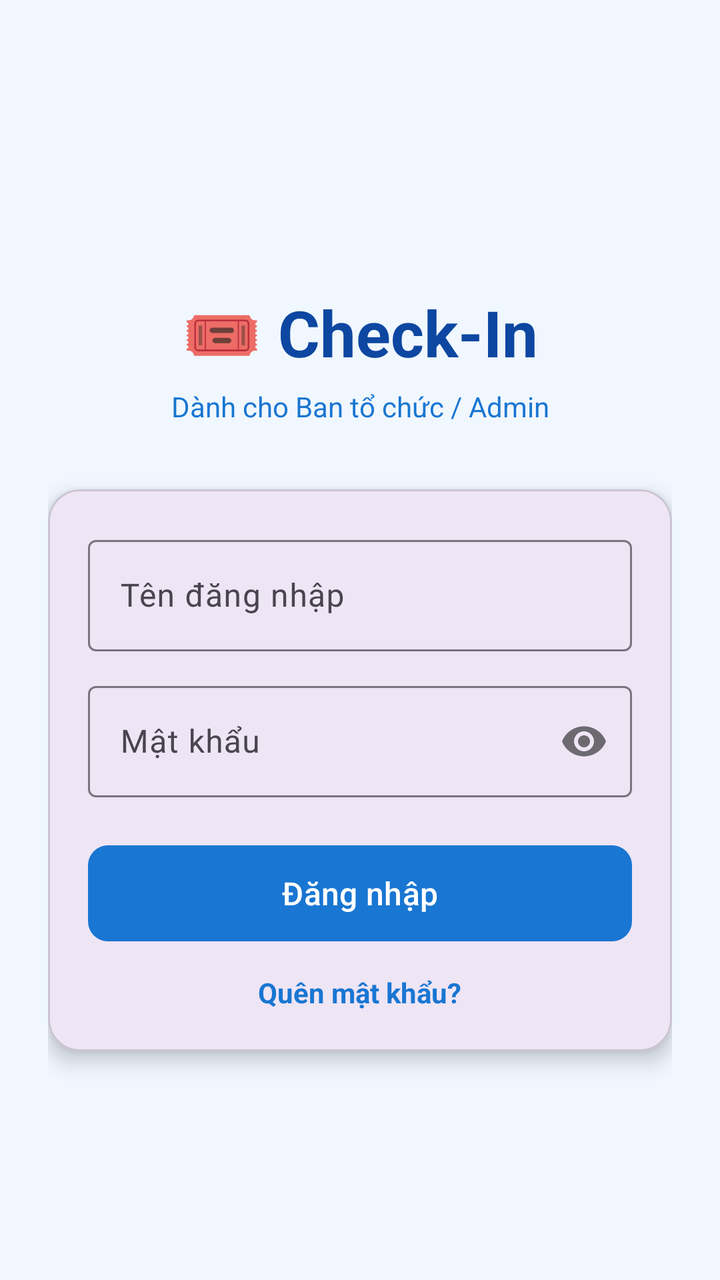
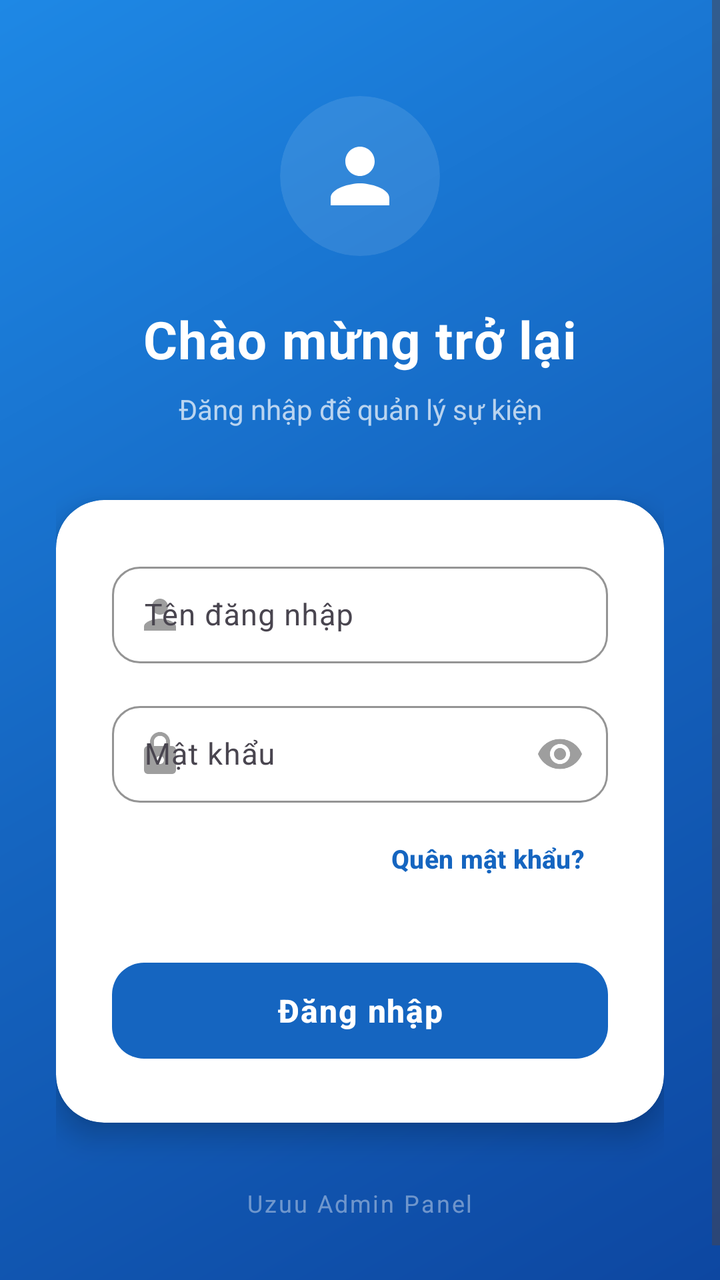

The first picture is an Android layout as it rendered before a commit; the second is the same layout after the commit. The layout source and the unified diff follow.
<!-- AndroidManifest.xml: application theme Theme.Manager -->
<!-- res/layout/fragment_login.xml -->
<?xml version="1.0" encoding="utf-8"?>
<androidx.constraintlayout.widget.ConstraintLayout
    xmlns:android="http://schemas.android.com/apk/res/android"
    xmlns:app="http://schemas.android.com/apk/res-auto"
    android:layout_width="match_parent"
    android:layout_height="match_parent"
    android:background="#F0F7FF"
    android:padding="24dp">

    <TextView
        android:id="@+id/txt_title"
        android:layout_width="wrap_content"
        android:layout_height="wrap_content"
        android:text="🎟 Check-In"
        android:textSize="32sp"
        android:textStyle="bold"
        android:textColor="#0D47A1"
        app:layout_constraintEnd_toEndOf="parent"
        app:layout_constraintStart_toStartOf="parent"
        app:layout_constraintTop_toTopOf="parent"
        app:layout_constraintVertical_bias="0.22"
        app:layout_constraintBottom_toBottomOf="parent"/>

    <TextView
        android:id="@+id/txt_subtitle"
        android:layout_width="wrap_content"
        android:layout_height="wrap_content"
        android:text="Dành cho Ban tổ chức / Admin"
        android:textSize="14sp"
        android:textColor="#1976D2"
        app:layout_constraintEnd_toEndOf="parent"
        app:layout_constraintStart_toStartOf="parent"
        app:layout_constraintTop_toBottomOf="@+id/txt_title"
        android:layout_marginTop="6dp"/>

    <com.google.android.material.card.MaterialCardView
        android:id="@+id/card_form"
        android:layout_width="match_parent"
        android:layout_height="wrap_content"
        android:layout_marginTop="32dp"
        app:cardCornerRadius="16dp"
        app:cardElevation="6dp"
        app:contentPadding="20dp"
        app:layout_constraintTop_toBottomOf="@+id/txt_subtitle"
        app:layout_constraintStart_toStartOf="parent"
        app:layout_constraintEnd_toEndOf="parent">

        <LinearLayout
            android:layout_width="match_parent"
            android:layout_height="wrap_content"
            android:orientation="vertical">

            <com.google.android.material.textfield.TextInputLayout
                android:id="@+id/layout_username"
                style="@style/Widget.Material3.TextInputLayout.OutlinedBox"
                android:layout_width="match_parent"
                android:layout_height="wrap_content"
                android:hint="Tên đăng nhập">

                <com.google.android.material.textfield.TextInputEditText
                    android:id="@+id/edt_username"
                    android:layout_width="match_parent"
                    android:layout_height="wrap_content"
                    android:inputType="text"
                    android:imeOptions="actionNext"/>
            </com.google.android.material.textfield.TextInputLayout>

            <com.google.android.material.textfield.TextInputLayout
                android:id="@+id/layout_password"
                style="@style/Widget.Material3.TextInputLayout.OutlinedBox"
                android:layout_width="match_parent"
                android:layout_height="wrap_content"
                android:layout_marginTop="12dp"
                android:hint="Mật khẩu"
                app:passwordToggleEnabled="true">

                <com.google.android.material.textfield.TextInputEditText
                    android:id="@+id/edt_password"
                    android:layout_width="match_parent"
                    android:layout_height="wrap_content"
                    android:imeOptions="actionDone"
                    android:inputType="textPassword" />
            </com.google.android.material.textfield.TextInputLayout>

            <FrameLayout
                android:layout_width="match_parent"
                android:layout_height="56dp"
                android:layout_marginTop="20dp">

                <com.google.android.material.button.MaterialButton
                    android:id="@+id/btn_login"
                    android:layout_width="match_parent"
                    android:layout_height="match_parent"
                    android:text="Đăng nhập"
                    android:textAllCaps="false"
                    android:textSize="16sp"
                    android:textColor="@android:color/white"
                    app:backgroundTint="#1976D2"
                    app:cornerRadius="10dp"/>

                <ProgressBar
                    android:id="@+id/progress"
                    android:layout_width="28dp"
                    android:layout_height="28dp"
                    android:layout_gravity="center"
                    android:indeterminateTint="@android:color/white"
                    android:visibility="gone"/>
            </FrameLayout>

            <LinearLayout
                android:layout_width="wrap_content"
                android:layout_height="wrap_content"
                android:orientation="horizontal"
                android:layout_gravity="center"
                android:layout_marginTop="12dp">

                <TextView
                    android:id="@+id/txt_forgot_password"
                    android:layout_width="wrap_content"
                    android:layout_height="wrap_content"
                    android:text="Quên mật khẩu?"
                    android:textColor="#1976D2"
                    android:textStyle="bold"
                    android:clickable="true"
                    android:focusable="true"/>
            </LinearLayout>

        </LinearLayout>
    </com.google.android.material.card.MaterialCardView>

</androidx.constraintlayout.widget.ConstraintLayout>
<!-- resources referenced by this layout -->
<resources>
  <style name="Theme.Manager" parent="Base.Theme.Manager" />
  <style name="Base.Theme.Manager" parent="Theme.Material3.DayNight.NoActionBar">
          
          
      </style>
</resources>

<!-- the commit's change to res/layout/fragment_login.xml (unified diff, before → after) -->
@@ -1,131 +1,204 @@
 <?xml version="1.0" encoding="utf-8"?>
-<androidx.constraintlayout.widget.ConstraintLayout
+<ScrollView
     xmlns:android="http://schemas.android.com/apk/res/android"
     xmlns:app="http://schemas.android.com/apk/res-auto"
     android:layout_width="match_parent"
     android:layout_height="match_parent"
-    android:background="#F0F7FF"
-    android:padding="24dp">
-
-    <TextView
-        android:id="@+id/txt_title"
-        android:layout_width="wrap_content"
-        android:layout_height="wrap_content"
-        android:text="🎟 Check-In"
-        android:textSize="32sp"
-        android:textStyle="bold"
-        android:textColor="#0D47A1"
-        app:layout_constraintEnd_toEndOf="parent"
-        app:layout_constraintStart_toStartOf="parent"
-        app:layout_constraintTop_toTopOf="parent"
-        app:layout_constraintVertical_bias="0.22"
-        app:layout_constraintBottom_toBottomOf="parent"/>
-
-    <TextView
-        android:id="@+id/txt_subtitle"
-        android:layout_width="wrap_content"
-        android:layout_height="wrap_content"
-        android:text="Dành cho Ban tổ chức / Admin"
-        android:textSize="14sp"
-        android:textColor="#1976D2"
-        app:layout_constraintEnd_toEndOf="parent"
-        app:layout_constraintStart_toStartOf="parent"
-        app:layout_constraintTop_toBottomOf="@+id/txt_title"
-        android:layout_marginTop="6dp"/>
-
-    <com.google.android.material.card.MaterialCardView
-        android:id="@+id/card_form"
+    android:fillViewport="true"
+    android:background="@drawable/bg_login_gradient">
+
+    <androidx.constraintlayout.widget.ConstraintLayout
         android:layout_width="match_parent"
         android:layout_height="wrap_content"
-        android:layout_marginTop="32dp"
-        app:cardCornerRadius="16dp"
-        app:cardElevation="6dp"
-        app:contentPadding="20dp"
-        app:layout_constraintTop_toBottomOf="@+id/txt_subtitle"
-        app:layout_constraintStart_toStartOf="parent"
-        app:layout_constraintEnd_toEndOf="parent">
-
-        <LinearLayout
+        android:paddingHorizontal="28dp"
+        android:paddingVertical="48dp">
+
+        
+        <com.google.android.material.card.MaterialCardView
+            android:id="@+id/card_logo"
+            android:layout_width="80dp"
+            android:layout_height="80dp"
+            app:cardCornerRadius="40dp"
+            app:cardElevation="0dp"
+            app:cardBackgroundColor="#1AFFFFFF"
+            app:strokeWidth="0dp"
+            app:layout_constraintTop_toTopOf="parent"
+            app:layout_constraintStart_toStartOf="parent"
+            app:layout_constraintEnd_toEndOf="parent">
+
+            <ImageView
+                android:layout_width="44dp"
+                android:layout_height="44dp"
+                android:layout_gravity="center"
+                android:src="@drawable/ic_nav_profile"
+                android:contentDescription="Logo"
+                app:tint="@android:color/white"/>
+        </com.google.android.material.card.MaterialCardView>
+
+        
+        <TextView
+            android:id="@+id/txt_title"
+            android:layout_width="wrap_content"
+            android:layout_height="wrap_content"
+            android:text="Chào mừng trở lại"
+            android:textSize="26sp"
+            android:textStyle="bold"
+            android:textColor="@android:color/white"
+            android:letterSpacing="0.02"
+            android:layout_marginTop="24dp"
+            app:layout_constraintTop_toBottomOf="@id/card_logo"
+            app:layout_constraintStart_toStartOf="parent"
+            app:layout_constraintEnd_toEndOf="parent"/>
+
+        
+        <TextView
+            android:id="@+id/txt_subtitle"
+            android:layout_width="wrap_content"
+            android:layout_height="wrap_content"
+            android:text="Đăng nhập để quản lý sự kiện"
+            android:textSize="14sp"
+            android:textColor="#B3FFFFFF"
+            android:layout_marginTop="8dp"
+            app:layout_constraintTop_toBottomOf="@id/txt_title"
+            app:layout_constraintStart_toStartOf="parent"
+            app:layout_constraintEnd_toEndOf="parent"/>
+
+        
+        <com.google.android.material.card.MaterialCardView
+            android:id="@+id/card_form"
             android:layout_width="match_parent"
             android:layout_height="wrap_content"
-            android:orientation="vertical">
-
-            <com.google.android.material.textfield.TextInputLayout
-                android:id="@+id/layout_username"
-                style="@style/Widget.Material3.TextInputLayout.OutlinedBox"
+            android:layout_marginTop="36dp"
+            app:cardCornerRadius="24dp"
+            app:cardElevation="8dp"
+            app:cardBackgroundColor="@android:color/white"
+            app:strokeWidth="0dp"
+            app:layout_constraintTop_toBottomOf="@id/txt_subtitle"
+            app:layout_constraintStart_toStartOf="parent"
+            app:layout_constraintEnd_toEndOf="parent">
+
+            <LinearLayout
                 android:layout_width="match_parent"
                 android:layout_height="wrap_content"
-                android:hint="Tên đăng nhập">
-
-                <com.google.android.material.textfield.TextInputEditText
-                    android:id="@+id/edt_username"
+                android:orientation="vertical"
+                android:padding="28dp">
+
+                
+                <com.google.android.material.textfield.TextInputLayout
+                    android:id="@+id/layout_username"
+                    style="@style/Widget.Material3.TextInputLayout.OutlinedBox"
                     android:layout_width="match_parent"
                     android:layout_height="wrap_content"
-                    android:inputType="text"
-                    android:imeOptions="actionNext"/>
-            </com.google.android.material.textfield.TextInputLayout>
-
-            <com.google.android.material.textfield.TextInputLayout
-                android:id="@+id/layout_password"
-                style="@style/Widget.Material3.TextInputLayout.OutlinedBox"
-                android:layout_width="match_parent"
-                android:layout_height="wrap_content"
-                android:layout_marginTop="12dp"
-                android:hint="Mật khẩu"
-                app:passwordToggleEnabled="true">
-
-                <com.google.android.material.textfield.TextInputEditText
-                    android:id="@+id/edt_password"
+                    android:hint="Tên đăng nhập"
+                    app:startIconDrawable="@drawable/ic_nav_profile"
+                    app:startIconTint="#9E9E9E"
+                    app:boxCornerRadiusTopStart="14dp"
+                    app:boxCornerRadiusTopEnd="14dp"
+                    app:boxCornerRadiusBottomStart="14dp"
+                    app:boxCornerRadiusBottomEnd="14dp"
+                    app:boxStrokeColor="#1565C0"
+                    app:hintTextColor="#1565C0">
+
+                    <com.google.android.material.textfield.TextInputEditText
+                        android:id="@+id/edt_username"
+                        android:layout_width="match_parent"
+                        android:layout_height="wrap_content"
+                        android:inputType="text"
+                        android:imeOptions="actionNext"
+                        android:textSize="15sp"
+                        android:paddingVertical="14dp"/>
+                </com.google.android.material.textfield.TextInputLayout>
+
+                
+                <com.google.android.material.textfield.TextInputLayout
+                    android:id="@+id/layout_password"
+                    style="@style/Widget.Material3.TextInputLayout.OutlinedBox"
                     android:layout_width="match_parent"
                     android:layout_height="wrap_content"
-                    android:imeOptions="actionDone"
-                    android:inputType="textPassword" />
-            </com.google.android.material.textfield.TextInputLayout>
-
-            <FrameLayout
-                android:layout_width="match_parent"
-                android:layout_height="56dp"
-                android:layout_marginTop="20dp">
-
+                    android:layout_marginTop="16dp"
+                    android:hint="Mật khẩu"
+                    app:startIconDrawable="@drawable/ic_lock"
+                    app:startIconTint="#9E9E9E"
+                    app:passwordToggleEnabled="true"
+                    app:passwordToggleTint="#9E9E9E"
+                    app:boxCornerRadiusTopStart="14dp"
+                    app:boxCornerRadiusTopEnd="14dp"
+                    app:boxCornerRadiusBottomStart="14dp"
+                    app:boxCornerRadiusBottomEnd="14dp"
+                    app:boxStrokeColor="#1565C0"
+                    app:hintTextColor="#1565C0">
+
+                    <com.google.android.material.textfield.TextInputEditText
+                        android:id="@+id/edt_password"
+                        android:layout_width="match_parent"
+                        android:layout_height="wrap_content"
+                        android:imeOptions="actionDone"
+                        android:inputType="textPassword"
+                        android:textSize="15sp"
+                        android:paddingVertical="14dp"/>
+                </com.google.android.material.textfield.TextInputLayout>
+
+                
                 <com.google.android.material.button.MaterialButton
-                    android:id="@+id/btn_login"
-                    android:layout_width="match_parent"
-                    android:layout_height="match_parent"
-                    android:text="Đăng nhập"
-                    android:textAllCaps="false"
-                    android:textSize="16sp"
-                    android:textColor="@android:color/white"
-                    app:backgroundTint="#1976D2"
-                    app:cornerRadius="10dp"/>
-
-                <ProgressBar
-                    android:id="@+id/progress"
-                    android:layout_width="28dp"
-                    android:layout_height="28dp"
-                    android:layout_gravity="center"
-                    android:indeterminateTint="@android:color/white"
-                    android:visibility="gone"/>
-            </FrameLayout>
-
-            <LinearLayout
-                android:layout_width="wrap_content"
-                android:layout_height="wrap_content"
-                android:orientation="horizontal"
-                android:layout_gravity="center"
-                android:layout_marginTop="12dp">
-
-                <TextView
                     android:id="@+id/txt_forgot_password"
+                    style="@style/Widget.Material3.Button.TextButton"
                     android:layout_width="wrap_content"
                     android:layout_height="wrap_content"
+                    android:layout_gravity="end"
+                    android:layout_marginTop="4dp"
                     android:text="Quên mật khẩu?"
-                    android:textColor="#1976D2"
+                    android:textColor="#1565C0"
+                    android:textSize="13sp"
                     android:textStyle="bold"
-                    android:clickable="true"
-                    android:focusable="true"/>
+                    app:rippleColor="#201565C0"
+                    android:insetTop="0dp"
+                    android:insetBottom="0dp"/>
+
+                
+                <FrameLayout
+                    android:layout_width="match_parent"
+                    android:layout_height="56dp"
+                    android:layout_marginTop="24dp">
+
+                    <com.google.android.material.button.MaterialButton
+                        android:id="@+id/btn_login"
+                        android:layout_width="match_parent"
+                        android:layout_height="match_parent"
+                        android:text="Đăng nhập"
+                        android:textAllCaps="false"
+                        android:textSize="16sp"
+                        android:textStyle="bold"
+                        android:textColor="@android:color/white"
+                        android:letterSpacing="0.04"
+                        app:backgroundTint="#1565C0"
+                        app:cornerRadius="16dp"
+                        app:elevation="4dp"/>
+
+                    <ProgressBar
+                        android:id="@+id/progress"
+                        android:layout_width="28dp"
+                        android:layout_height="28dp"
+                        android:layout_gravity="center"
+                        android:indeterminateTint="@android:color/white"
+                        android:visibility="gone"/>
+                </FrameLayout>
+
             </LinearLayout>
-
-        </LinearLayout>
-    </com.google.android.material.card.MaterialCardView>
-
-</androidx.constraintlayout.widget.ConstraintLayout>
+        </com.google.android.material.card.MaterialCardView>
+
+        
+        <TextView
+            android:layout_width="wrap_content"
+            android:layout_height="wrap_content"
+            android:text="Uzuu Admin Panel"
+            android:textSize="12sp"
+            android:textColor="#66FFFFFF"
+            android:letterSpacing="0.08"
+            android:layout_marginTop="32dp"
+            app:layout_constraintTop_toBottomOf="@id/card_form"
+            app:layout_constraintStart_toStartOf="parent"
+            app:layout_constraintEnd_toEndOf="parent"
+            app:layout_constraintBottom_toBottomOf="parent"/>
+
+    </androidx.constraintlayout.widget.ConstraintLayout>
+</ScrollView>
<!-- resource entries referenced after the edit -->
@@ -1,5 +1,37 @@
 <!-- resources referenced by this layout -->
 <resources>
+  <!-- drawable bg_login_gradient (drawable) -->
+  <?xml version="1.0" encoding="utf-8"?>
+  <shape xmlns:android="http://schemas.android.com/apk/res/android">
+      <gradient
+          android:type="linear"
+          android:angle="135"
+          android:startColor="#0D47A1"
+          android:centerColor="#1565C0"
+          android:endColor="#1E88E5"/>
+  </shape>
+  <!-- drawable ic_lock (drawable) -->
+  <vector xmlns:android="http://schemas.android.com/apk/res/android"
+      android:width="24dp"
+      android:height="24dp"
+      android:viewportWidth="24"
+      android:viewportHeight="24"
+      android:tint="?attr/colorOnSurface">
+      <path
+          android:fillColor="@android:color/white"
+          android:pathData="M18,8h-1V6c0,-2.76 -2.24,-5 -5,-5S7,3.24 7,6v2H6c-1.1,0 -2,0.9 -2,2v10c0,1.1 0.9,2 2,2h12c1.1,0 2,-0.9 2,-2V10c0,-1.1 -0.9,-2 -2,-2zM12,17c-1.1,0 -2,-0.9 -2,-2s0.9,-2 2,-2 2,0.9 2,2 -0.9,2 -2,2zM15.1,8H8.9V6c0,-1.71 1.39,-3.1 3.1,-3.1 1.71,0 3.1,1.39 3.1,3.1v2z"/>
+  </vector>
+  <!-- drawable ic_nav_profile (drawable) -->
+  <?xml version="1.0" encoding="utf-8"?>
+  <vector xmlns:android="http://schemas.android.com/apk/res/android"
+      android:width="24dp"
+      android:height="24dp"
+      android:viewportWidth="24"
+      android:viewportHeight="24">
+      <path
+          android:fillColor="?attr/colorControlNormal"
+          android:pathData="M12,12c2.21,0 4,-1.79 4,-4s-1.79,-4 -4,-4 -4,1.79 -4,4 1.79,4 4,4zM12,14c-2.67,0 -8,1.34 -8,4v2h16v-2c0,-2.66 -5.33,-4 -8,-4z"/>
+  </vector>
   <style name="Theme.Manager" parent="Base.Theme.Manager" />
   <style name="Base.Theme.Manager" parent="Theme.Material3.DayNight.NoActionBar">
           
